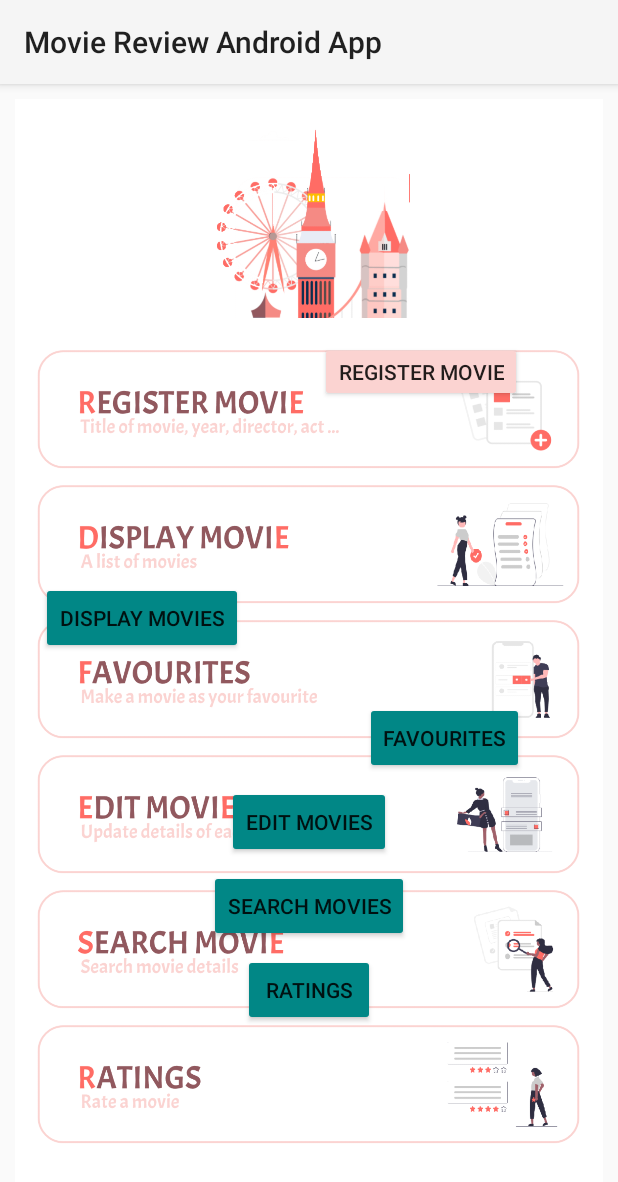
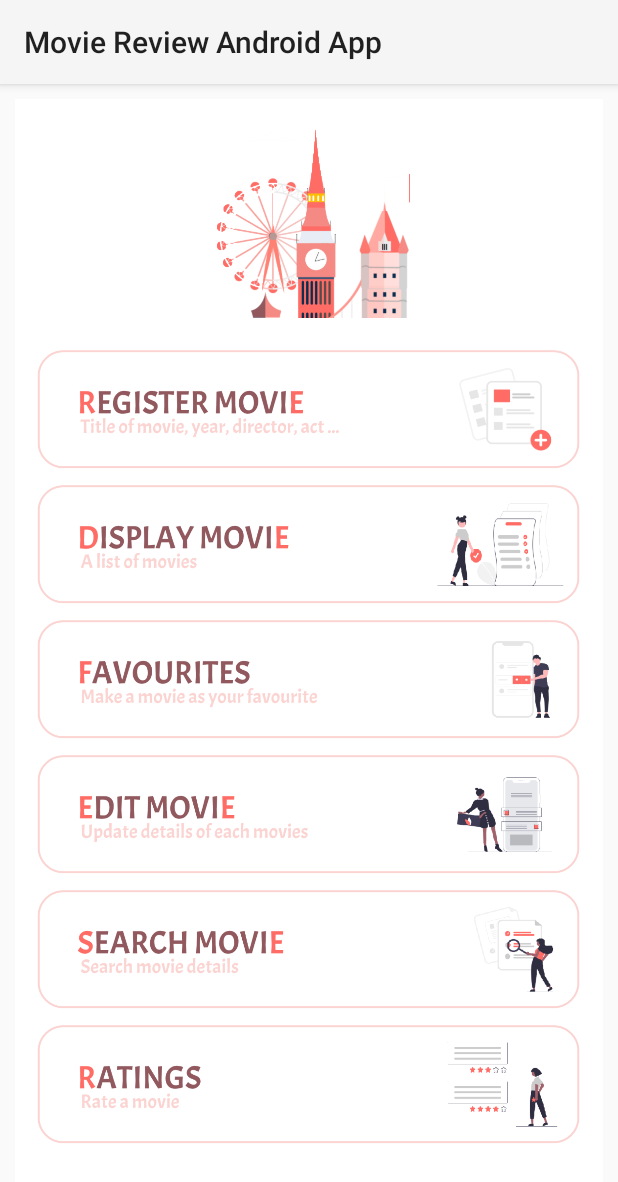
Before and after one commit to thamudhiFernando/Movie-Review-Android-App, an Android app: the screen it shows after launch (MainActivity), on a phone screen of 412 x 824 dp. Shown: the top 1182 px of the screen. Run offline under Robolectric (Android 15) with nearby library versions, the light colour scheme and no system bars.

Commit message:
remove unnecessary statements

```diff
--- a/app/src/main/res/layout/activity_main.xml
+++ b/app/src/main/res/layout/activity_main.xml
@@ -9,148 +9,90 @@
     android:background="@color/white"
     tools:context=".MainActivity">
 
-    <Button
-        android:id="@+id/button_favourites"
-        android:layout_width="wrap_content"
-        android:layout_height="wrap_content"
-        android:layout_marginTop="32dp"
-        android:onClick="clickedFavouritesButton"
-        android:text="@string/btn_favourite"
-        app:backgroundTint="@color/teal_700"
-        app:layout_constraintEnd_toEndOf="parent"
-        app:layout_constraintHorizontal_bias="0.817"
-        app:layout_constraintStart_toStartOf="parent"
-        app:layout_constraintTop_toBottomOf="@+id/button_display" />
-
-    <Button
-        android:id="@+id/button_edit"
-        android:layout_width="wrap_content"
-        android:layout_height="wrap_content"
-        android:layout_marginTop="8dp"
-        android:onClick="clickedEditButton"
-        android:text="@string/btn_edit"
-        app:backgroundTint="@color/teal_700"
-        app:layout_constraintEnd_toEndOf="parent"
-        app:layout_constraintStart_toStartOf="parent"
-        app:layout_constraintTop_toBottomOf="@+id/button_favourites" />
-
-    <Button
-        android:id="@+id/button_search"
-        android:layout_width="wrap_content"
-        android:layout_height="wrap_content"
-        android:layout_marginTop="8dp"
-        android:onClick="clickedSearchButton"
-        android:text="@string/btn_search"
-        app:backgroundTint="@color/teal_700"
-        app:layout_constraintEnd_toEndOf="parent"
-        app:layout_constraintStart_toStartOf="parent"
-        app:layout_constraintTop_toBottomOf="@+id/button_edit" />
-
-    <Button
-        android:id="@+id/button_display"
-        android:layout_width="wrap_content"
-        android:layout_height="wrap_content"
-        android:layout_marginTop="120dp"
-        android:onClick="clickedDisplayButton"
-        android:text="@string/btn_display"
-        app:backgroundTint="@color/teal_700"
-        app:layout_constraintEnd_toEndOf="parent"
-        app:layout_constraintHorizontal_bias="0.068"
-        app:layout_constraintStart_toStartOf="parent"
-        app:layout_constraintTop_toBottomOf="@+id/button_register" />
-
-    <Button
-        android:id="@+id/button_ratings"
-        android:layout_width="wrap_content"
-        android:layout_height="wrap_content"
-        android:layout_marginTop="8dp"
-        android:onClick="clickedRatingButton"
-        android:text="@string/btn_rating"
-        app:backgroundTint="@color/teal_700"
-        app:layout_constraintEnd_toEndOf="parent"
-        app:layout_constraintStart_toStartOf="parent"
-        app:layout_constraintTop_toBottomOf="@+id/button_search" />
-
-    <Button
-        android:id="@+id/button_register"
-        android:layout_width="wrap_content"
-        android:layout_height="40dp"
-        android:onClick="clickedRegisterButton"
-        android:text="@string/btn_register"
-        app:backgroundTint="@color/light_pink"
-        app:layout_constraintBottom_toBottomOf="@+id/desc_main_card_image_1"
-        app:layout_constraintEnd_toEndOf="parent"
-        app:layout_constraintHorizontal_bias="0.79"
-        app:layout_constraintStart_toStartOf="parent"
-        app:layout_constraintTop_toTopOf="@+id/desc_main_card_image_1"
-        app:layout_constraintVertical_bias="0.0" />
-
     <ImageView
         android:id="@+id/desc_main_card_image_1"
         android:layout_width="match_parent"
         android:layout_height="90dp"
         android:layout_marginTop="16dp"
+        android:clickable="true"
+        android:onClick="clickedRegisterButton"
         android:contentDescription="@string/desc_main_card_image_1"
         app:layout_constraintEnd_toEndOf="parent"
         app:layout_constraintHorizontal_bias="0.0"
         app:layout_constraintStart_toStartOf="parent"
         app:layout_constraintTop_toBottomOf="@+id/imageView_logo"
-        app:srcCompat="@drawable/card_1" />
+        app:srcCompat="@drawable/card_1"
+        android:focusable="true" />
 
     <ImageView
         android:id="@+id/desc_main_card_image_2"
         android:layout_width="match_parent"
         android:layout_height="90dp"
+        android:clickable="true"
+        android:onClick="clickedDisplayButton"
         android:contentDescription="@string/desc_main_card_image_2"
         app:layout_constraintEnd_toEndOf="parent"
         app:layout_constraintHorizontal_bias="0.0"
         app:layout_constraintStart_toStartOf="parent"
         app:layout_constraintTop_toBottomOf="@+id/desc_main_card_image_1"
-        app:srcCompat="@drawable/card_2" />
+        app:srcCompat="@drawable/card_2"
+        android:focusable="true" />
 
     <ImageView
         android:id="@+id/desc_main_card_image_3"
         android:layout_width="match_parent"
         android:layout_height="90dp"
+        android:clickable="true"
+        android:onClick="clickedFavouritesButton"
         android:contentDescription="@string/desc_main_card_image_3"
         app:layout_constraintEnd_toEndOf="parent"
         app:layout_constraintHorizontal_bias="0.0"
         app:layout_constraintStart_toStartOf="parent"
         app:layout_constraintTop_toBottomOf="@+id/desc_main_card_image_2"
-        app:srcCompat="@drawable/card_3" />
+        app:srcCompat="@drawable/card_3"
+        android:focusable="true" />
 
     <ImageView
         android:id="@+id/desc_main_card_image_4"
         android:layout_width="match_parent"
         android:layout_height="90dp"
+        android:clickable="true"
+        android:onClick="clickedEditButton"
         android:contentDescription="@string/desc_main_card_image_4"
         app:layout_constraintEnd_toEndOf="parent"
         app:layout_constraintHorizontal_bias="0.0"
         app:layout_constraintStart_toStartOf="parent"
         app:layout_constraintTop_toBottomOf="@+id/desc_main_card_image_3"
-        app:srcCompat="@drawable/card_4" />
+        app:srcCompat="@drawable/card_4"
+        android:focusable="true" />
 
     <ImageView
         android:id="@+id/desc_main_card_image_5"
         android:layout_width="match_parent"
         android:layout_height="90dp"
+        android:clickable="true"
+        android:onClick="clickedSearchButton"
         android:contentDescription="@string/desc_main_card_image_5"
         app:layout_constraintEnd_toEndOf="parent"
         app:layout_constraintHorizontal_bias="1.0"
         app:layout_constraintStart_toStartOf="parent"
         app:layout_constraintTop_toBottomOf="@+id/desc_main_card_image_4"
-        app:srcCompat="@drawable/card_5" />
+        app:srcCompat="@drawable/card_5"
+        android:focusable="true" />
 
     <ImageView
         android:id="@+id/desc_main_card_image_6"
         android:layout_width="match_parent"
         android:layout_height="90dp"
+        android:clickable="true"
+        android:onClick="clickedRatingButton"
         android:contentDescription="@string/desc_main_card_image_6"
         app:layout_constraintEnd_toEndOf="parent"
         app:layout_constraintHorizontal_bias="0.0"
         app:layout_constraintStart_toStartOf="parent"
         app:layout_constraintTop_toBottomOf="@+id/desc_main_card_image_5"
-        app:srcCompat="@drawable/card_6" />
+        app:srcCompat="@drawable/card_6"
+        android:focusable="true" />
 
     <ImageView
         android:id="@+id/imageView_logo"
```
Also changed, not shown: app/src/main/res/drawable/Add_files_re_v09g.png (deleted), app/src/main/res/drawable/File_searching_re_3evy.png (deleted), app/src/main/res/drawable/To_do_list_re_9nt7.png (deleted), app/src/main/res/drawable/netflix_q00o.png (deleted), app/src/main/res/drawable/reviews_lp8w.png (deleted), app/src/main/res/drawable/share_online_r87b.png (deleted), app/src/main/res/drawable/swipe_options_2e4v.png (deleted).
